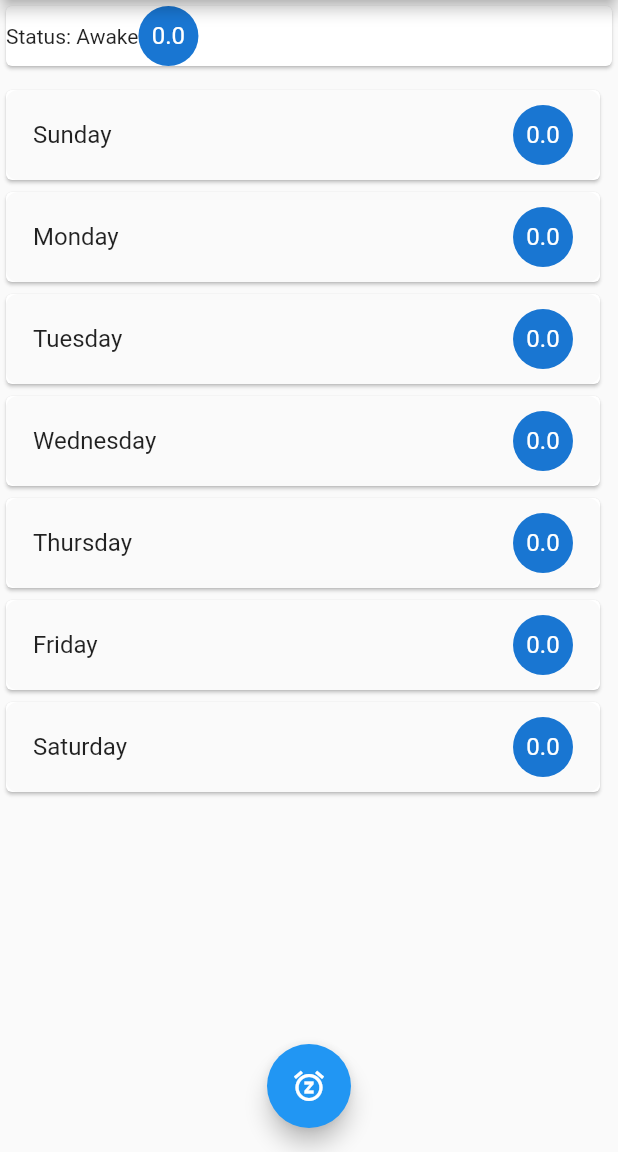
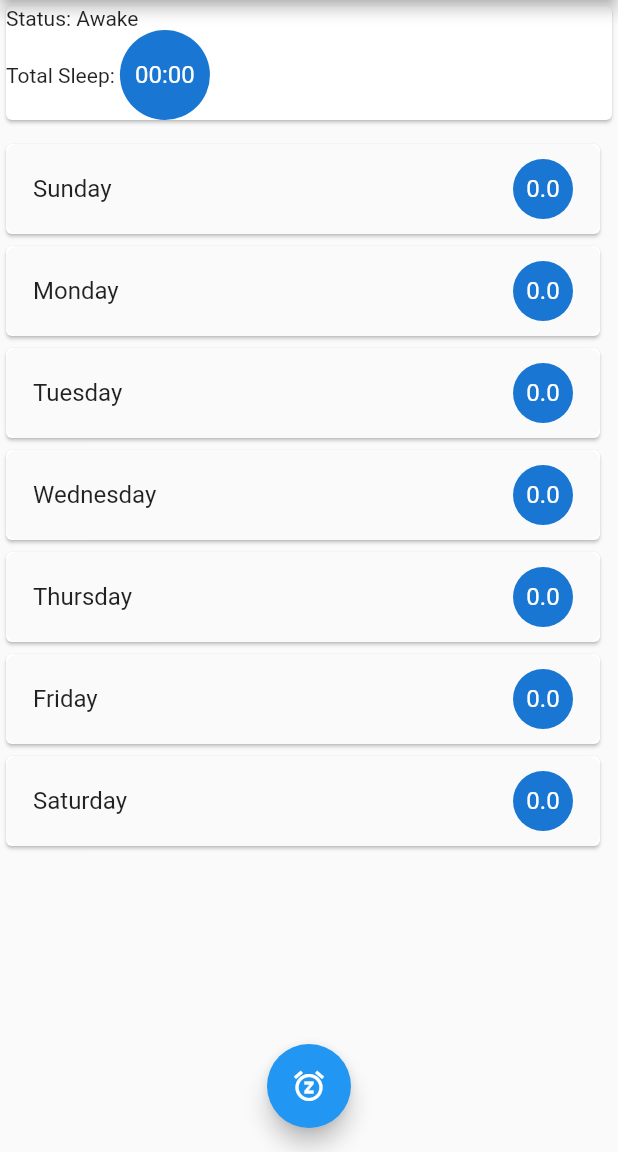
Before and after one commit to watkins-matt/csuf-fitness-mobile, a Flutter app: the SleepLogPage screen opened directly, on a phone screen of 412 x 824 dp, the part 84-1236 px from its top. Run offline on Flutter 3.47's test engine with Material 2 defaults, Android fonts, the phone set to English and light mode, and no system bars; drawn by our look-alikes of expansion_tile_card; our stand-ins replace flutter_spinkit, recase, settings_ui, shared_preferences, sqflite; missing offline and left inert: calendar_strip, flutter_rounded_progress_bar, openfoodfacts, qrscan; accounts and stored records are empty.

Commit message:
Update sleep log code

```diff
--- a/lib/food_log.dart
+++ b/lib/food_log.dart
@@ -55,11 +55,11 @@ class FoodLog {
   Stream<FoodLogItem> get itemAdded => _itemAddedController.stream;
   Stream<FoodLogItem> get itemRemoved => _itemRemovedController.stream;
 
-  static final FoodLog _singleton = FoodLog._internal();
+  static final FoodLog _instance = FoodLog._internal();
   FoodLog._internal();
 
   factory FoodLog() {
-    return _singleton;
+    return _instance;
   }
 
   void dispose() {
--- a/lib/pages/sleep_log_page.dart
+++ b/lib/pages/sleep_log_page.dart
@@ -40,9 +40,17 @@ class _SleepLogPageState extends State<SleepLogPage> {
   Widget _header() {
     return Container(
         child: Card(
-            child: Row(children: <Widget>[
-      Text("Status: Awake"),
-      CircleAvatar(child: Text('0.0'))
+            child: Column(children: <Widget>[
+      Row(children: <Widget>[
+        Text(
+          "Status: Awake",
+          textAlign: TextAlign.left,
+        ),
+      ]),
+      Row(children: <Widget>[
+        Text("Total Sleep: "),
+        CircleAvatar(radius: 30, child: Text('00:00'))
+      ])
     ])));
   }
 
```
Also changed, not shown: lib/sleep_log.dart (added, +64 -0 lines).
